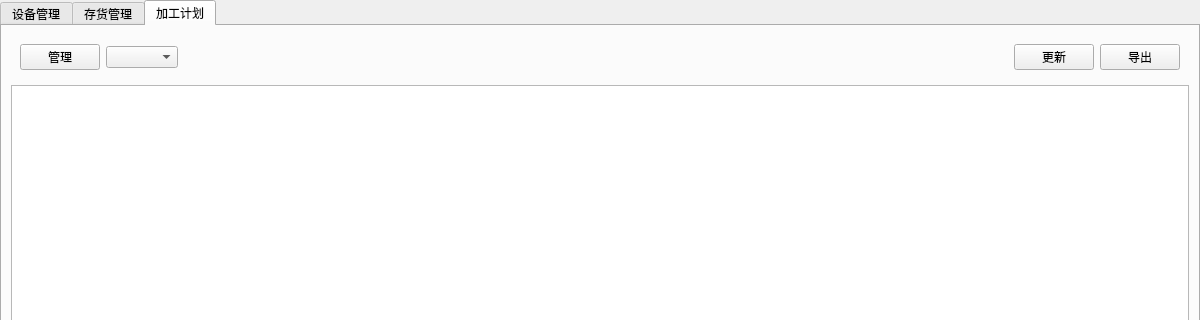
Old version of the form mainwindow.ui in the repository JunleU/product-planner; both pictures show x 0 to 1200 and y 0 to 320 of the 1200 by 800 pixel window.
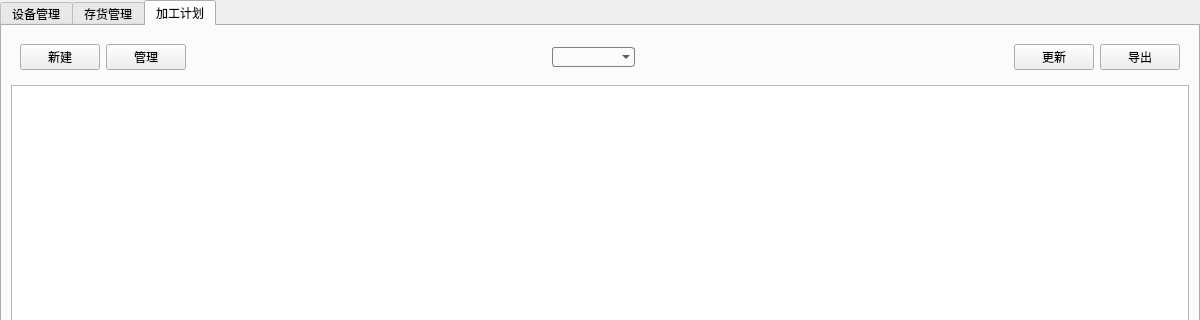
New version of the form.

Patch:
```diff
--- a/mainwindow.ui
+++ b/mainwindow.ui
@@ -289,14 +289,56 @@
          <widget class="QWidget" name="widget_4" native="true">
           <layout class="QHBoxLayout" name="horizontalLayout">
            <item>
-            <widget class="QPushButton" name="pushButton">
+            <widget class="QPushButton" name="btn_creat_plan">
+             <property name="text">
+              <string>新建</string>
+             </property>
+            </widget>
+           </item>
+           <item>
+            <widget class="QPushButton" name="btn_man_plan">
              <property name="text">
               <string>管理</string>
              </property>
             </widget>
            </item>
            <item>
-            <widget class="QComboBox" name="comboBox"/>
+            <spacer name="horizontalSpacer_2">
+             <property name="orientation">
+              <enum>Qt::Orientation::Horizontal</enum>
+             </property>
+             <property name="sizeHint" stdset="0">
+              <size>
+               <width>40</width>
+               <height>20</height>
+              </size>
+             </property>
+            </spacer>
+           </item>
+           <item>
+            <widget class="QComboBox" name="comb_plan_id">
+             <property name="styleSheet">
+              <string notr="true">QComboBox {
+    border: 1px solid gray;   /* 边框 */
+    border-radius: 3px;   /* 圆角 */
+    padding: 1px 18px 1px 3px;   /* 字体填衬 */
+    background: transparent;
+}</string>
+             </property>
+             <property name="sizeAdjustPolicy">
+              <enum>QComboBox::SizeAdjustPolicy::AdjustToContents</enum>
+             </property>
+             <property name="frame">
+              <bool>true</bool>
+             </property>
+            </widget>
+           </item>
+           <item>
+            <widget class="QLabel" name="label_date">
+             <property name="text">
+              <string/>
+             </property>
+            </widget>
            </item>
            <item>
             <spacer name="horizontalSpacer">
```
Left out of the diff: 4 changed lines with no effect on the pictures.
